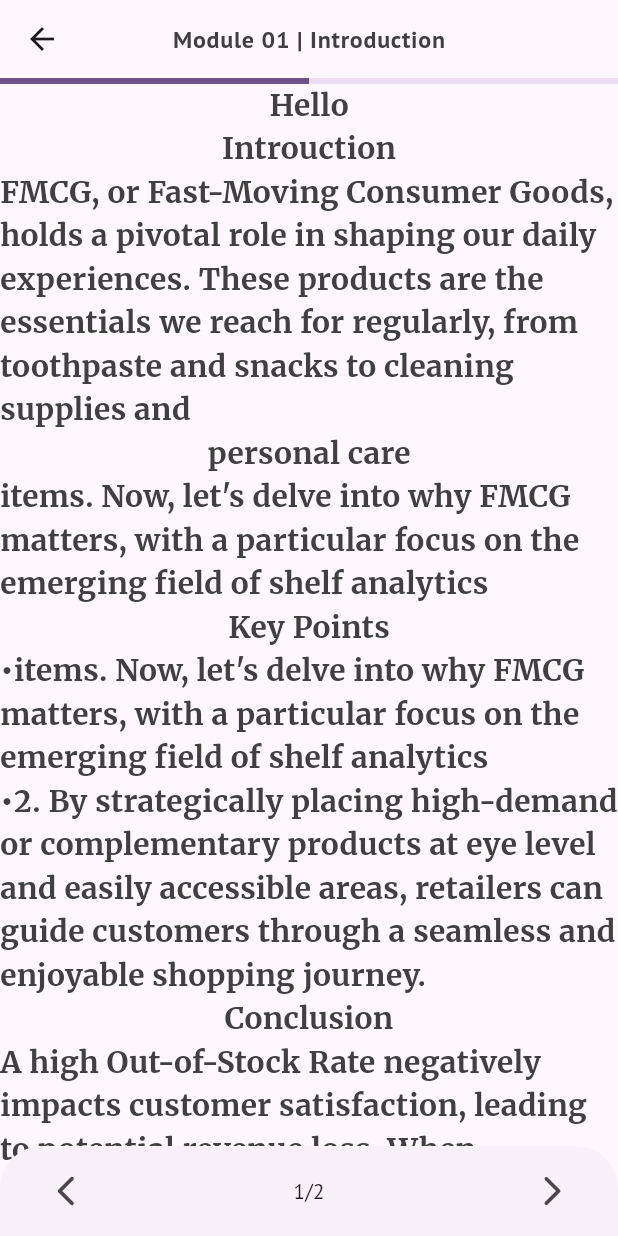
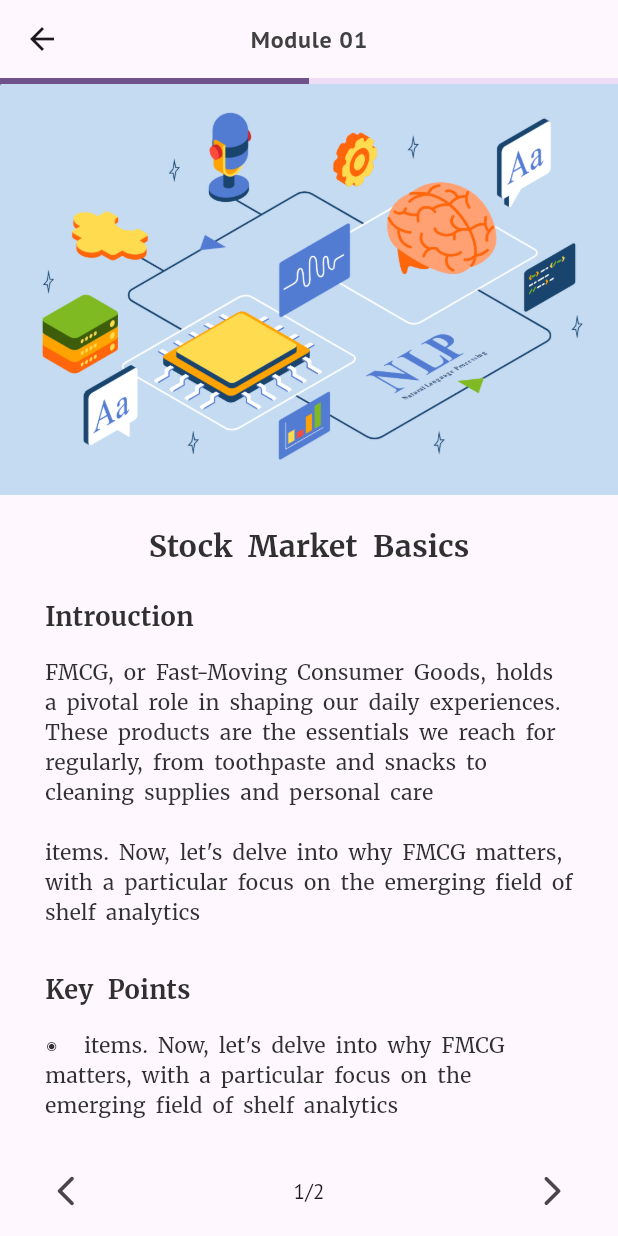
Before and after one commit to palman2003/e_learning, a Flutter app: the HomePage screen opened directly, after a tap on "01", on a phone screen of 412 x 824 dp. Run offline on Flutter 3.47's test engine with Material 3 defaults, Android fonts, the phone set to English and light mode, and no system bars; our stand-ins replace flutter_dotenv, google_fonts, shared_preferences; accounts and stored records are empty.

Commit message:
Module content screen UI done Added hero for CourseTile and ModuleScreen

```diff
--- a/flutter/lib/data/module_data.dart
+++ b/flutter/lib/data/module_data.dart
@@ -1,40 +1,74 @@
+import 'package:flutter/material.dart';
+
 class Heading {
-  const Heading({required this.text});
-  final String text;
+  const Heading({
+    // required this.text,
+    this.topPadding = 20,
+    this.bottomPadding = 0,
+  });
+  // final String text;
+  final double topPadding;
+  final double bottomPadding;
 }
 
 class SubHeading {
-  const SubHeading({required this.text});
+  const SubHeading({
+    required this.text,
+    this.topPadding = 20,
+    this.bottomPadding = 5,
+  });
   final String text;
+  final double topPadding;
+  final double bottomPadding;
 }
 
 class Body {
   const Body({
     required this.text,
-    this.isBold = false,
+    this.topPadding = 10,
+    this.bottomPadding = 10,
   });
-  final bool isBold;
   final String text;
+  final double topPadding;
+  final double bottomPadding;
 }
 
 class BulletPoint {
-  const BulletPoint({required this.text});
+  const BulletPoint({
+    required this.text,
+    this.topPadding = 10,
+    this.bottomPadding = 10,
+  });
   final String text;
+  final double topPadding;
+  final double bottomPadding;
 }
 
 class ImageContent {
-  const ImageContent({required this.imageUrl});
-  final String imageUrl;
+  const ImageContent({
+    required this.image,
+    this.topPadding = 0,
+    this.bottomPadding = 0,
+  });
+  final Image image;
+  final double topPadding;
+  final double bottomPadding;
 }
 
 final List<dynamic> module1 = [
-  const Heading(text: "Hello"),
+  ImageContent(
+    image: Image.asset(
+      "assets/images/sample/sample_2.png",
+      width: double.infinity,
+      fit: BoxFit.fitWidth,
+    ),
+  ),
+  const Heading(),
   const SubHeading(text: "Introuction"),
   const Body(
     text:
-        "FMCG, or Fast-Moving Consumer Goods, holds a pivotal role in shaping our daily experiences. These products are the essentials we reach for regularly, from toothpaste and snacks to cleaning supplies and",
+        "FMCG, or Fast-Moving Consumer Goods, holds a pivotal role in shaping our daily experiences. These products are the essentials we reach for regularly, from toothpaste and snacks to cleaning supplies and personal care",
   ),
-  const Body(text: "personal care", isBold: true),
   const Body(
     text:
         "items. Now, let's delve into why FMCG matters, with a particular focus on the emerging field of shelf analytics",
@@ -46,7 +80,7 @@ final List<dynamic> module1 = [
   ),
   const BulletPoint(
     text:
-        "2.	By strategically placing high-demand or complementary products at eye level and easily accessible areas, retailers can guide customers through a seamless and enjoyable shopping journey.",
+        "By strategically placing high-demand or complementary products at eye level and easily accessible areas, retailers can guide customers through a seamless and enjoyable shopping journey.",
   ),
   const SubHeading(text: "Conclusion"),
   const Body(
@@ -56,5 +90,6 @@ final List<dynamic> module1 = [
   const Body(
     text:
         "A high Out-of-Stock Rate negatively impacts customer satisfaction, leading to potential revenue loss. When products are consistently unavailable, customers may turn to competitors, harming brand loyalty. Monitoring and minimizing this rate is vital for ensuring a positive customer experience and maximizing sales opportunities.",
-  )
+  ),
+  const SizedBox()
 ];
--- a/flutter/lib/page/auth.dart
+++ b/flutter/lib/page/auth.dart
@@ -330,8 +330,7 @@ class _AuthPageState extends State<AuthPage> {
                           child: Container(
                             decoration: BoxDecoration(
                               borderRadius: BorderRadius.circular(8),
-                              color: const Color.fromARGB(113, 187, 0, 255)
-                                  .withOpacity(0.5),
+                              color: Color.fromARGB(58, 142, 66, 255),
                             ),
                             width: MediaQuery.of(context).size.width - 225,
                             padding: const EdgeInsets.symmetric(
@@ -340,8 +339,8 @@ class _AuthPageState extends State<AuthPage> {
                             child: Center(
                               child: Text(
                                 _isSignup ? "Signup" : "Login",
-                                style: const TextStyle(
-                                  color: Colors.white,
+                                style: TextStyle(
+                                  // color: Colors.black,
                                   fontWeight: FontWeight.bold,
                                 ),
                               ),
--- a/flutter/lib/page/home.dart
+++ b/flutter/lib/page/home.dart
@@ -60,7 +60,7 @@ class _HomePageState extends State<HomePage> {
               ),
             ],
             bottom: PreferredSize(
-              preferredSize: const Size.fromHeight(18),
+              preferredSize: const Size.fromHeight(20),
               child: Column(
                 crossAxisAlignment: CrossAxisAlignment.start,
                 children: [
@@ -107,10 +107,14 @@ class _HomePageState extends State<HomePage> {
               ),
               delegate: SliverChildBuilderDelegate(
                 (BuildContext context, int index) {
-                  return CourseTile(
-                    title: "Introduction",
-                    index: index + 1,
-                    moduleData: module1,
+                  return Hero(
+                    tag: "courseTile$index",
+                    child: CourseTile(
+                      title: "Introduction",
+                      index: index + 1,
+                      heroTag: "courseTile$index",
+                      moduleData: module1,
+                    ),
                   );
                 },
                 childCount: 10,
--- a/flutter/lib/page/module.dart
+++ b/flutter/lib/page/module.dart
@@ -5,10 +5,13 @@ import 'package:google_fonts/google_fonts.dart';
 class ModulePage extends StatefulWidget {
   const ModulePage({
     required this.moduleData,
+    required this.heroTag,
     super.key,
   });
 
   final List moduleData;
+  final String heroTag;
+
   @override
   State<StatefulWidget> createState() {
     return _ModulePageState();
@@ -19,28 +22,35 @@ class _ModulePageState extends State<ModulePage> {
   final headingStyle = GoogleFonts.merriweather().copyWith(
     fontSize: 20,
     fontWeight: FontWeight.bold,
-    color: Color.fromARGB(255, 64, 64, 64),
+    color: Color.fromARGB(255, 48, 48, 48),
+    wordSpacing: 5,
   );
 
   final subHeadingStyle = GoogleFonts.merriweather().copyWith(
-    fontSize: 20,
+    fontSize: 17,
     fontWeight: FontWeight.bold,
-    color: Color.fromARGB(255, 64, 64, 64),
+    color: Color.fromARGB(255, 48, 48, 48),
+    wordSpacing: 5,
   );
 
   final bodyStyle = GoogleFonts.merriweather().copyWith(
-    fontSize: 20,
-    fontWeight: FontWeight.bold,
-    color: Color.fromARGB(255, 64, 64, 64),
+    fontSize: 14,
+    // color: Color.fromARGB(255, 64, 64, 64),
+    // fontWeight: FontWeight.bold,
+    color: Color.fromARGB(255, 48, 48, 48),
+    wordSpacing: 3,
   );
 
   @override
   Widget build(BuildContext context) {
-    return Scaffold(
+    return Hero(
+      // tag: "courseTile${index+1}",
+      tag: widget.heroTag,
+      child: Scaffold(
         appBar: AppBar(
           scrolledUnderElevation: 0,
           title: Text(
-          "Module 01 | Introduction",
+            "Module 01",
             style: Theme.of(context).textTheme.bodyLarge!.copyWith(
                   fontWeight: FontWeight.bold,
                   color: Color.fromARGB(255, 64, 64, 64),
@@ -53,6 +63,7 @@ class _ModulePageState extends State<ModulePage> {
           ),
         ),
         bottomSheet: Container(
+          color: Theme.of(context).colorScheme.background,
           height: 60,
           width: double.infinity,
           child: Row(
@@ -76,30 +87,128 @@ class _ModulePageState extends State<ModulePage> {
         body: SingleChildScrollView(
           child: GestureDetector(
             onHorizontalDragEnd: (details) {
-            if (details.primaryVelocity! > 500) {
+              if (details.primaryVelocity! > 300) {
                 print('Strong swipe right');
-            } else if (details.primaryVelocity! < -500) {
+              } else if (details.primaryVelocity! < -300) {
                 print('Strong swipe left');
               }
             },
             child: Column(
               children: widget.moduleData.map((e) {
-              if (e is Heading) {
-                return Text(e.text, style: headingStyle);
+                if (e is ImageContent) {
+                  return e.image;
+                } else if (e is Heading) {
+                  return Padding(
+                    padding: EdgeInsets.fromLTRB(
+                        30, e.topPadding, 30, e.bottomPadding),
+                    child: Text(
+                      "Stock Market Basics",
+                      style: headingStyle,
+                    ),
+                  );
                 } else if (e is SubHeading) {
-                return Text(e.text, style: subHeadingStyle);
+                  return Padding(
+                    padding: EdgeInsets.fromLTRB(
+                        30, e.topPadding, 30, e.bottomPadding),
+                    child: Row(
+                      children: [
+                        Text(
+                          e.text,
+                          style: subHeadingStyle,
+                        ),
+                      ],
+                    ),
+                  );
                 } else if (e is BulletPoint) {
-                return Text('\u2022' + e.text,
-                    textAlign: TextAlign.start, style: bodyStyle);
+                  return Padding(
+                    padding: EdgeInsets.fromLTRB(
+                        30, e.topPadding, 30, e.bottomPadding),
+                    child: Text(
+                      '◉    ' + e.text,
+                      textAlign: TextAlign.start,
+                      style: bodyStyle,
+                    ),
+                  );
                 } else if (e is Body) {
-                return Text(e.text,
-                    textAlign: TextAlign.start, style: bodyStyle);
+                  return Padding(
+                    padding: EdgeInsets.fromLTRB(
+                        30, e.topPadding, 30, e.bottomPadding),
+                    child: Text(
+                      e.text,
+                      style: bodyStyle,
+                    ),
+                  );
                 }
-              return const SizedBox();
+                return const SizedBox(height: 60);
               }).toList(),
             ),
           ),
         ),
+        // body: CustomScrollView(
+        //   slivers: [
+        //     SliverAppBar(
+        //       expandedHeight: 100,
+        //       floating: false,
+        //       pinned: true,
+        //       scrolledUnderElevation: 0,
+
+        //       title: Text(
+        //         "Module 01",
+        //         style: Theme.of(context).textTheme.bodyLarge!.copyWith(
+        //               fontWeight: FontWeight.bold,
+        //               color: Color.fromARGB(255, 64, 64, 64),
+        //             ),
+        //       ),
+        //       centerTitle: true,
+        //       bottom: PreferredSize(
+        //         preferredSize: const Size.fromHeight(6),
+        //         child: Column(
+        //           children: [
+        //             Padding(
+        //               padding: const EdgeInsets.fromLTRB(0, 15, 0, 15),
+        //               child: Text(
+        //                 "Introduction",
+        //                 style: Theme.of(context).textTheme.titleLarge!.copyWith(
+        //                       fontWeight: FontWeight.bold,
+        //                       color: Color.fromARGB(255, 64, 64, 64),
+        //                     ),
+        //               ),
+        //             ),
+        //             LinearProgressIndicator(value: 0.5),
+        //           ],
+        //         ),
+        //       ),
+        //     ),
+        //     SliverToBoxAdapter(
+        //       child: GestureDetector(
+        //         onHorizontalDragEnd: (details) {
+        //           if (details.primaryVelocity! > 500) {
+        //             print('Strong swipe right');
+        //           } else if (details.primaryVelocity! < -500) {
+        //             print('Strong swipe left');
+        //           }
+        //         },
+        //         child: Column(
+        //           children: widget.moduleData.map((e) {
+        //             if (e is Heading) {
+        //               return Text(e.text, style: headingStyle);
+        //             } else if (e is SubHeading) {
+        //               return Text(e.text, style: subHeadingStyle);
+        //             } else if (e is BulletPoint) {
+        //               return Text('\u2022' + e.text,
+        //                   textAlign: TextAlign.start, style: bodyStyle);
+        //             } else if (e is Body) {
+        //               return Text(e.text,
+        //                   textAlign: TextAlign.start, style: bodyStyle);
+        //             }
+        //             return const SizedBox();
+        //           }).toList(),
+        //         ),
+        //       ),
+        //     ),
+        //   ],
+        // ),
+      ),
     );
   }
 }
--- a/flutter/lib/page/splash.dart
+++ b/flutter/lib/page/splash.dart
@@ -31,7 +31,7 @@ class _SplashPageState extends State<SplashPage> {
       Navigator.pushReplacement(
         context,
         MaterialPageRoute(
-          builder: ((context) => const AuthPage()),
+          builder: ((context) => const HomePage()),
         ),
       );
       return;
--- a/flutter/lib/widgets/course_tile.dart
+++ b/flutter/lib/widgets/course_tile.dart
@@ -8,6 +8,7 @@ class CourseTile extends StatelessWidget {
     required this.title,
     required this.index,
     required this.moduleData,
+    required this.heroTag,
     this.quizDataList,
     super.key,
   });
@@ -15,6 +16,7 @@ class CourseTile extends StatelessWidget {
   final List<QuizData>? quizDataList;
   final List moduleData;
   final String title;
+  final String heroTag;
   final int index;
 
   final List<Color> mainColors = [
@@ -47,23 +49,19 @@ class CourseTile extends StatelessWidget {
       colorSelector = index % boxColors.length;
     }
 
-    return Container(
-      // margin: const EdgeInsets.all(10),
-      child: InkWell(
-        borderRadius: const BorderRadius.all(
-          Radius.circular(5.0),
-        ),
+    return GestureDetector(
       onTap: () {
         Navigator.push(
           context,
           MaterialPageRoute(
             builder: ((context) => ModulePage(
+                  heroTag: heroTag,
                   moduleData: moduleData,
                 )),
           ),
         );
       },
-        child: Ink(
+      child: Container(
         width: double.infinity,
         height: 175,
         decoration: BoxDecoration(
@@ -123,7 +121,6 @@ class CourseTile extends StatelessWidget {
           ],
         ),
       ),
-      ),
     );
   }
 }
```
Also changed, not shown: flutter/pubspec.yaml (+5 -3 lines), flutter/assets/images/sample/module_1.jpg (added), flutter/assets/images/sample/sample_2.png (added), 1 other file. Lines whose indentation alone changed are shown as unchanged.
